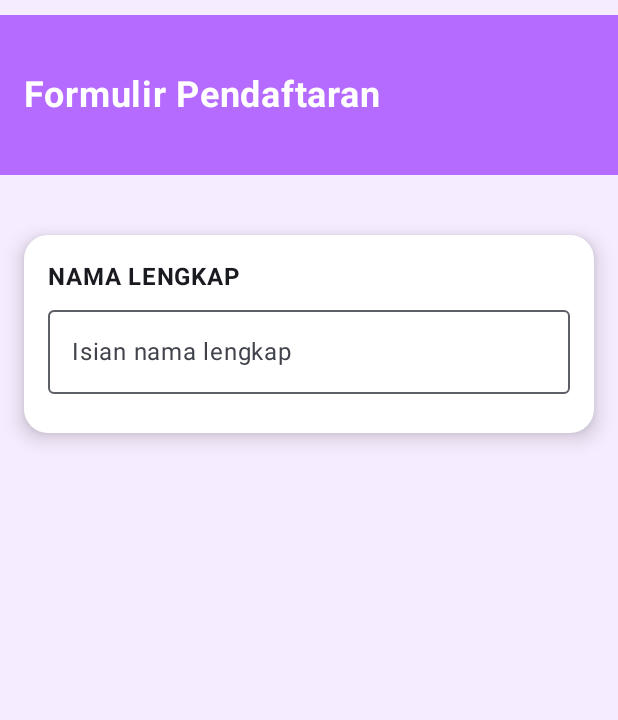
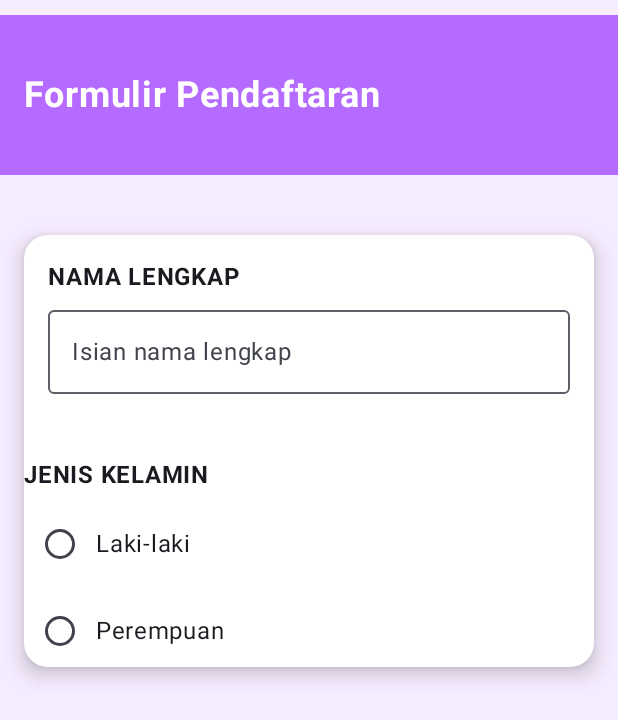
Before and after one commit to rnktlhr/QuestNavigasTugas_069, an Android app built with Jetpack Compose: the composable FormulirPendaftaran shown on its own in the app's theme, on a phone screen of 412 x 824 dp. Shown: the top 720 px of the screen. Run offline under Robolectric (Android 15) with nearby library versions, the phone set to English and light mode, and no system bars.

Commit message:
menambahkan spacer text colum dan radio button di form pendaftaran

```diff
--- a/app/src/main/java/view/FormPendaftaran.kt
+++ b/app/src/main/java/view/FormPendaftaran.kt
@@ -1,8 +1,10 @@
 package com.example.tugas4
 
 import androidx.compose.foundation.background
+import androidx.compose.foundation.layout.Arrangement
 import androidx.compose.foundation.layout.Box
 import androidx.compose.foundation.layout.Column
+import androidx.compose.foundation.layout.Row
 import androidx.compose.foundation.layout.Spacer
 import androidx.compose.foundation.layout.fillMaxSize
 import androidx.compose.foundation.layout.fillMaxWidth
@@ -14,6 +16,7 @@ import androidx.compose.foundation.shape.RoundedCornerShape
 import androidx.compose.material3.Card
 import androidx.compose.material3.CardDefaults
 import androidx.compose.material3.OutlinedTextField
+import androidx.compose.material3.RadioButton
 import androidx.compose.material3.Surface
 import androidx.compose.material3.Text
 import androidx.compose.runtime.Composable
@@ -35,7 +38,7 @@ import androidx.compose.ui.unit.sp
 fun FormulirPendaftaran(modifier: Modifier){
     var nama by remember { mutableStateOf(TextFieldValue("")) }
     val alamat by remember { mutableStateOf(TextFieldValue("")) }
-    val jenisKelamin by remember { mutableStateOf("") }
+    var jenisKelamin by remember { mutableStateOf("") }
     val statusPerkawinan by remember { mutableStateOf("") }
 
     val paddingSmall = dimensionResource(id = R.dimen.padding_small)
@@ -95,6 +98,22 @@ fun FormulirPendaftaran(modifier: Modifier){
                             .padding(vertical = paddingSmall)
                     )
                 }
+                Spacer(modifier = Modifier.height(paddingMedium))
+
+                Text("JENIS KELAMIN", fontWeight = FontWeight.Bold)
+                Spacer(modifier = Modifier.height(paddingSmall))
+                Column(verticalArrangement = Arrangement.spacedBy(paddingSmall)) {
+                    listOf("Laki-laki", "Perempuan").forEach { opsi ->
+                        Row(verticalAlignment = Alignment.CenterVertically) {
+                            RadioButton(
+                                selected = jenisKelamin == opsi,
+                                onClick = { jenisKelamin = opsi }
+                            )
+                            Text(opsi)
+                        }
+                    }
+                }
+
             }
         }
     }
```
